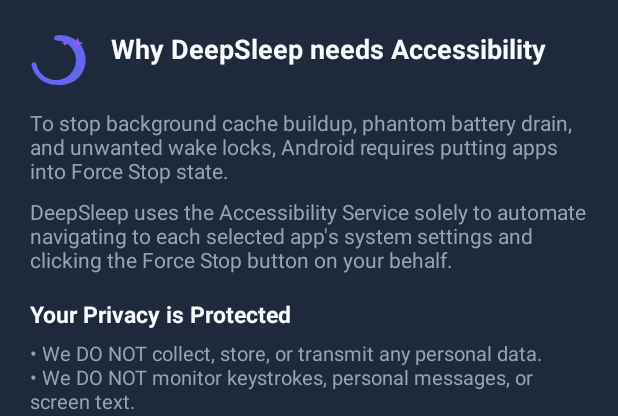
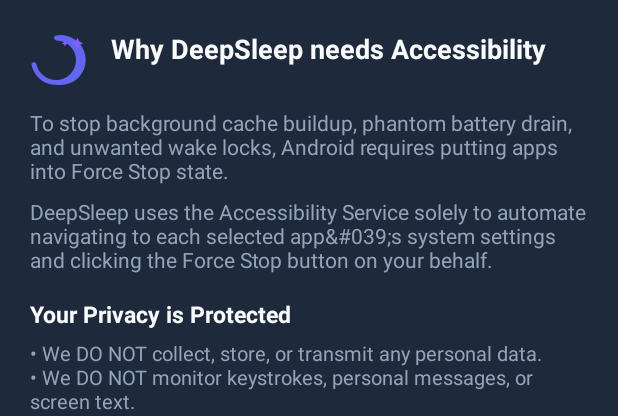
Before and after one commit to obuyakevin594-ctrl/SaaS-fier, an Android app: the layout dialog_prominent_disclosure.xml on its own in the app's theme, with its tools: preview values and no code run, on a phone screen of 412 x 824 dp. Shown: the top 416 px of the screen. Run offline under Robolectric (Android 15) with nearby library versions, the phone set to English and light mode, and no system bars.

Commit message:
Fix XML resources

```diff
--- a/app/src/main/res/values/strings.xml
+++ b/app/src/main/res/values/strings.xml
@@ -2,7 +2,7 @@
 <resources>
     <string name="app_name">DeepSleep</string>
     <string name="accessibility_service_label">DeepSleep Hibernation Service</string>
-    <string name="accessibility_service_description">DeepSleep uses this Accessibility Service to automate opening App Settings and tapping 'Force Stop' on your selected apps to put them into deep hibernation. No screen content or personal data is collected or stored.</string>
+    <string name="accessibility_service_description">DeepSleep uses this Accessibility Service to automate opening App Settings and tapping <![CDATA[&#039;]]>Force Stop<![CDATA[&#039;]]> on your selected apps to put them into deep hibernation. No screen content or personal data is collected or stored.</string>
 
     <!-- Dashboard -->
     <string name="dashboard_subtitle">Put background apps into deep hibernation</string>
@@ -28,7 +28,7 @@
     <string name="disclosure_title">Prominent Disclosure</string>
     <string name="disclosure_heading">Why DeepSleep needs Accessibility</string>
     <string name="disclosure_body_1">To stop background cache buildup, phantom battery drain, and unwanted wake locks, Android requires putting apps into "Force Stop" state.</string>
-    <string name="disclosure_body_2">DeepSleep uses the Accessibility Service solely to automate navigating to each selected app\'s system settings and clicking the "Force Stop" button on your behalf.</string>
+    <string name="disclosure_body_2">DeepSleep uses the Accessibility Service solely to automate navigating to each selected app<![CDATA[&#039;]]>s system settings and clicking the "Force Stop" button on your behalf.</string>
     <string name="disclosure_privacy_title">Your Privacy is Protected</string>
     <string name="disclosure_privacy_body">• We DO NOT collect, store, or transmit any personal data.\n• We DO NOT monitor keystrokes, personal messages, or screen text.\n• The service runs only when you tap "Hibernate Selected Apps".</string>
     <string name="disclosure_btn_agree">Agree &amp; Enable</string>
```
